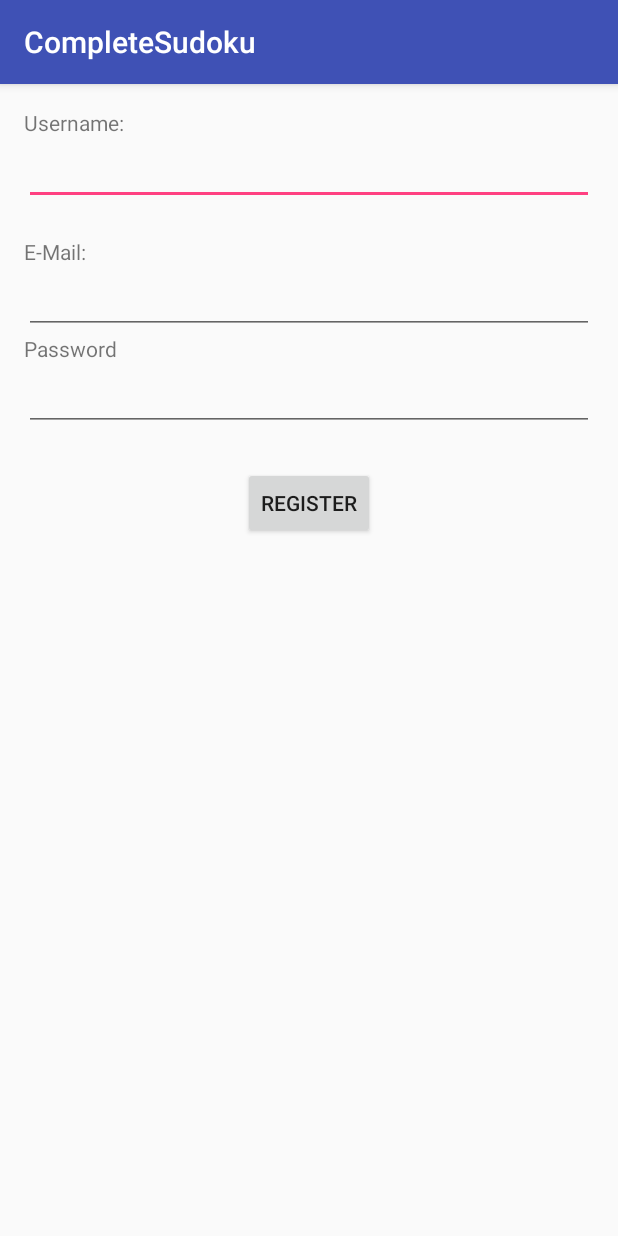
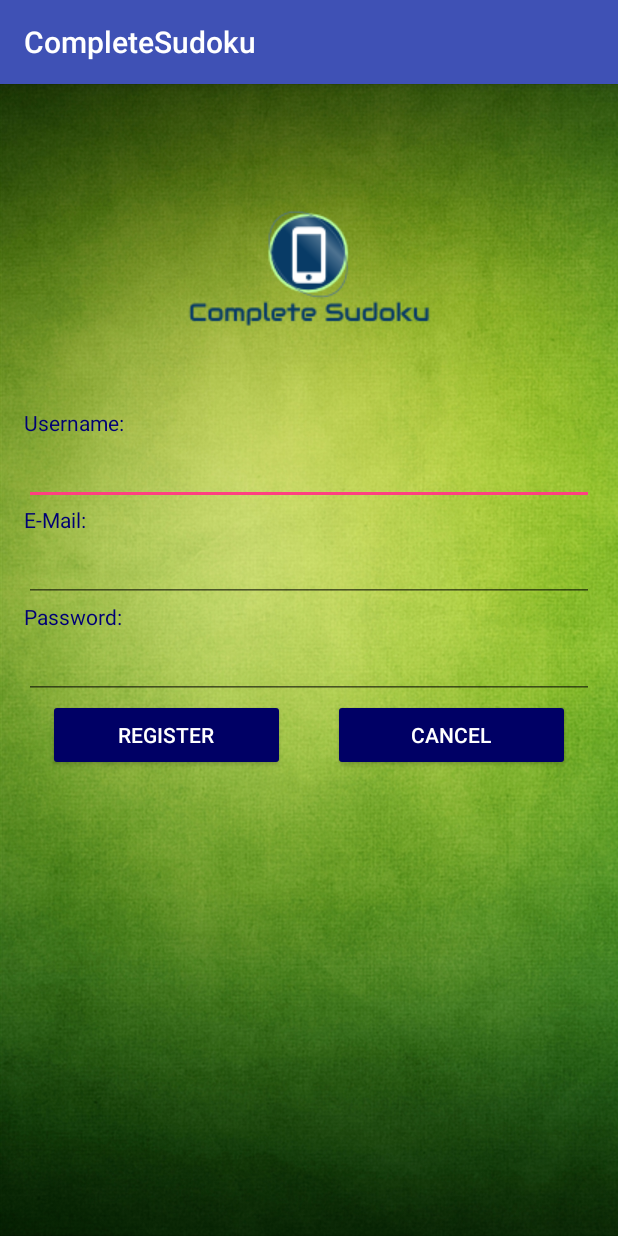
Before and after one commit to dornelasN/CompleteSudoku2, an Android app: the RegisterActivity screen opened directly, with no data from a screen before it, on a phone screen of 412 x 824 dp. Run offline under Robolectric (Android 15) with nearby library versions, the light colour scheme and no system bars; our stand-ins replace Firebase (no records; nobody signed in at launch, a user with empty details on screens opened directly).

Commit message:
RegisterActivity UI, cancel button, some strings updated.

```diff
--- a/app/src/main/java/com/example/enkhturbadamsaikhan/completesudoku/MainActivity.java
+++ b/app/src/main/java/com/example/enkhturbadamsaikhan/completesudoku/MainActivity.java
@@ -91,7 +91,6 @@ public class MainActivity extends AppCompatActivity {
         medium = (Button) findViewById(R.id.mediumButton);
         hard = (Button) findViewById(R.id.hardButton);
         extreme = (Button) findViewById(R.id.extremeButton);
-
         upload =  (Button) findViewById(R.id.uploadButton);
         saved = (Button) findViewById(R.id.savedSudokuButton);
 
--- a/app/src/main/java/com/example/enkhturbadamsaikhan/completesudoku/RegisterActivity.java
+++ b/app/src/main/java/com/example/enkhturbadamsaikhan/completesudoku/RegisterActivity.java
@@ -22,6 +22,7 @@ public class RegisterActivity extends AppCompatActivity {
 
     private EditText email;
     private EditText username;
+    private Button cancel;
     private Button register;
     private EditText password;
 
@@ -45,8 +46,18 @@ public class RegisterActivity extends AppCompatActivity {
         email = (EditText) findViewById(R.id.et_email_register);
         password = (EditText) findViewById(R.id.et_password_register);
 
+        cancel = (Button) findViewById(R.id.b_cancel);
+
+        cancel.setOnClickListener(new View.OnClickListener() {
+            @Override
+            public void onClick(View v) {
+                Intent i = new Intent(RegisterActivity.this, LoginActivity.class);
+                startActivity(i);
+            }
+        });
+
+
         register = (Button) findViewById(R.id.b_register);
-
 
         register.setOnClickListener(new View.OnClickListener() {
             @Override
@@ -56,6 +67,8 @@ public class RegisterActivity extends AppCompatActivity {
 
             }
         });
+
+
     }
 
 
--- a/app/src/main/res/layout/activity_register.xml
+++ b/app/src/main/res/layout/activity_register.xml
@@ -8,7 +8,20 @@
     android:paddingLeft="@dimen/activity_horizontal_margin"
     android:paddingRight="@dimen/activity_horizontal_margin"
     android:paddingTop="@dimen/activity_vertical_margin"
-    tools:context="com.example.enkhturbadamsaikhan.completesudoku.RegisterActivity">
+    tools:context="com.example.enkhturbadamsaikhan.completesudoku.RegisterActivity"
+    android:background="@drawable/background_image">
+
+    <RelativeLayout
+        android:layout_width="match_parent"
+        android:layout_height="match_parent">
+
+        <ImageView
+            android:layout_height="wrap_content"
+            android:layout_width="wrap_content"
+            android:src="@drawable/logo_small"
+            android:id="@+id/iv_logo"
+            android:layout_alignParentTop="true"
+            android:layout_centerHorizontal="true" />
 
         <TextView
             android:layout_width="match_parent"
@@ -16,7 +29,9 @@
             android:id="@+id/tv_username"
             android:text="@string/tv_username"
             android:layout_alignParentLeft="true"
-        android:layout_alignParentStart="true"/>
+            android:layout_alignParentStart="true"
+            android:layout_below="@+id/iv_logo"
+            android:textColor="#000075"/>
 
         <EditText
             android:layout_width="match_parent"
@@ -33,12 +48,10 @@
             android:layout_height="wrap_content"
             android:id="@+id/tv_email_register"
             android:text="@string/tv_email"
-        android:layout_marginTop="21dp"
             android:layout_below="@+id/et_username_register"
             android:layout_alignParentLeft="true"
-        android:layout_alignParentStart="true"/>
-
-
+            android:layout_alignParentStart="true"
+            android:textColor="#000075"/>
 
         <EditText
             android:layout_width="match_parent"
@@ -57,7 +70,8 @@
             android:layout_alignParentLeft="true"
             android:layout_alignParentStart="true"
             android:id="@+id/tv_password_register"
-        android:text="@string/tv_password_register"/>
+            android:text="@string/tv_password_register"
+            android:textColor="#000075"/>
 
         <EditText
             android:layout_width="match_parent"
@@ -69,14 +83,47 @@
             android:layout_alignParentRight="true"
             android:layout_alignParentEnd="true"/>
 
+        <LinearLayout
+            android:orientation="horizontal"
+            android:layout_width="match_parent"
+            android:layout_height="wrap_content"
+            android:layout_below="@+id/et_password_register"
+            >
 
             <Button
                 android:layout_width="wrap_content"
                 android:layout_height="wrap_content"
                 android:id="@+id/b_register"
                 android:text="@string/b_register"
-        android:layout_marginTop="24dp"
                 android:layout_below="@+id/et_password_register"
-        android:layout_centerHorizontal="true"/>
+                android:layout_centerHorizontal="true"
+                android:layout_marginLeft="16dp"
+                android:layout_marginRight="16dp"
+                android:layout_gravity="center"
+                android:textAlignment="center"
+                android:layout_weight="1"
+                android:backgroundTint="#000065"
+                android:textColor="#FFFFFF"/>
+
+            <Button
+                android:layout_width="wrap_content"
+                android:layout_height="wrap_content"
+                android:id="@+id/b_cancel"
+                android:text="@string/b_cancel"
+                android:layout_below="@+id/et_password_register"
+                android:layout_centerHorizontal="true"
+                android:layout_marginLeft="16dp"
+                android:layout_marginRight="16dp"
+                android:layout_gravity="center"
+                android:textAlignment="center"
+                android:layout_weight="1"
+                android:backgroundTint="#000065"
+                android:textColor="#FFFFFF"/>
+
+        </LinearLayout>
+
+
+
 
     </RelativeLayout>
+</RelativeLayout>
--- a/app/src/main/res/values/strings.xml
+++ b/app/src/main/res/values/strings.xml
@@ -6,8 +6,8 @@
     <string name="tv_email">E-Mail:</string>
     <string name="b_login">Login</string>
     <string name="b_register">Register</string>
-    <string name="tv_password_register">Password</string>
-    <string name="tv_passwordRT_register">Retype Password</string>
+    <string name="b_cancel">Cancel</string>
+    <string name="tv_password_register">Password:</string>
     <string name="b_logout_main">Logout</string>
     <string name="b_guest">Play as a guest</string>
     <string name="b_register_login">Register</string>
```
Also changed, not shown: app/src/main/res/layout/activity_login.xml (+25 -10 lines). Lines whose indentation alone changed are shown as unchanged.
